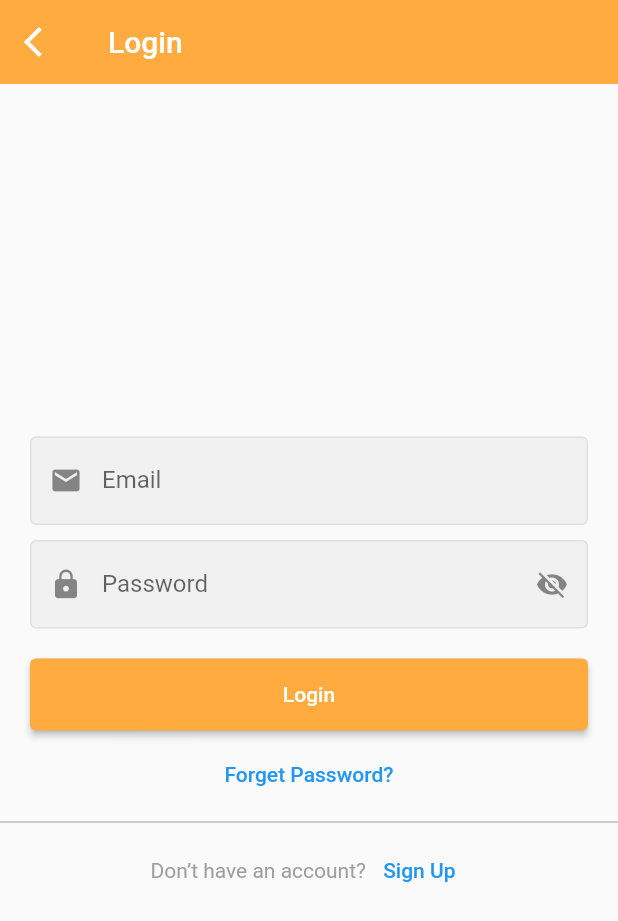
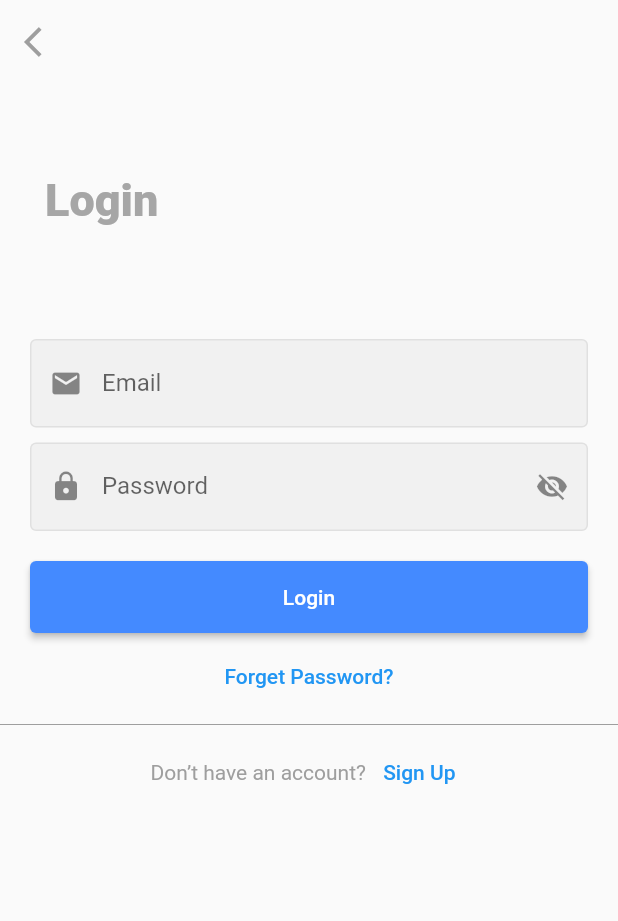
Before and after one commit to uswebk/coodig-mobile, a Flutter app: the LoginPage screen opened directly, on a phone screen of 412 x 824 dp. Shown: the top 921 px of the screen. Run offline on Flutter 3.47's test engine with Material 2 defaults, Android fonts, the light colour scheme and no system bars; drawn by our look-alikes of modal_progress_hud_nsn; our stand-ins replace flutter_dotenv, flutter_riverpod, flutter_secure_storage, freezed_annotation, get, hooks_riverpod and 1 more; accounts and stored records are empty; statements that could not run were skipped.

Commit message:
refactor: apply coodig colors in login page

```diff
--- a/lib/feature/login/components/login_form.dart
+++ b/lib/feature/login/components/login_form.dart
@@ -2,6 +2,7 @@ import 'package:coodig_mobile/components/form/email_text_field.dart';
 import 'package:coodig_mobile/components/form/password_text_field.dart';
 import 'package:coodig_mobile/components/greeting_box.dart';
 import 'package:coodig_mobile/components/snackbar.dart';
+import 'package:coodig_mobile/config/color.dart';
 import 'package:coodig_mobile/exception/api_exception.dart';
 import 'package:coodig_mobile/feature/login/login_state_notifier.dart';
 import 'package:coodig_mobile/provider/auth_provider.dart';
@@ -71,7 +72,7 @@ class LoginForm extends ConsumerWidget {
                             }
                           },
                           style: ElevatedButton.styleFrom(
-                            backgroundColor: Colors.orangeAccent,
+                            backgroundColor: CoodigColors.buttonPrimary,
                           ),
                           child: const Text('Login'),
                         ),
--- a/lib/feature/login/login_page.dart
+++ b/lib/feature/login/login_page.dart
@@ -1,3 +1,4 @@
+import 'package:coodig_mobile/config/color.dart';
 import 'package:coodig_mobile/feature/dashboard/dashboard_page.dart';
 import 'package:coodig_mobile/feature/launch/launch_page.dart';
 import 'package:coodig_mobile/feature/login/components/login_form.dart';
@@ -20,7 +21,6 @@ class LoginPage extends ConsumerWidget {
   Widget build(BuildContext context, WidgetRef ref) {
     WidgetsBinding.instance.addPostFrameCallback((_) async {
       ref.read(loginStateNotifierProvider.notifier).reset();
-
       final UserStatus userStatus = ref.watch(userStatusProvider);
       if (userStatus == UserStatus.authenticated) {
         Get.off(const DashboardPage());
@@ -33,33 +33,44 @@ class LoginPage extends ConsumerWidget {
       Scaffold(
         appBar: AppBar(
           leading: IconButton(
-            icon: const Icon(Icons.arrow_back_ios),
+            icon: const Icon(
+              Icons.arrow_back_ios,
+              color: Colors.grey,
+            ),
             onPressed: () {
               Get.offAll(const LaunchPage());
             },
           ),
-          backgroundColor: Colors.orangeAccent,
-          title: const Text('Login'),
+          backgroundColor: Colors.transparent,
           elevation: 0,
         ),
-        body: Container(
+        body: Column(
+          children: [
+            Container(
+              alignment: AlignmentDirectional.centerStart,
+              padding: const EdgeInsets.symmetric(horizontal: 30, vertical: 60),
+              child: const Text(
+                'Login',
+                style: TextStyle(
+                    color: CoodigColors.grey,
+                    fontSize: 30,
+                    fontWeight: FontWeight.w800),
+              ),
+            ),
+            Container(
               alignment: Alignment.center,
               child: SingleChildScrollView(
                 child: Column(
                   children: [
                     const LoginForm(),
-                const SizedBox(
-                  height: 5,
-                ),
+                    const SizedBox(height: 5),
                     TextButton(
                       child: const Text('Forget Password?'),
                       onPressed: () {
                         Get.to(const ForgetPasswordPage());
                       },
                     ),
-                const Divider(
-                  color: Colors.grey,
-                ),
+                    const Divider(color: Colors.grey),
                     Row(
                       mainAxisSize: MainAxisSize.min,
                       children: [
@@ -79,6 +90,8 @@ class LoginPage extends ConsumerWidget {
                 ),
               ),
             ),
+          ],
+        ),
       ),
       Consumer(
         builder: (BuildContext context, WidgetRef ref, Widget? child) {
```
Lines whose indentation alone changed are shown as unchanged.
